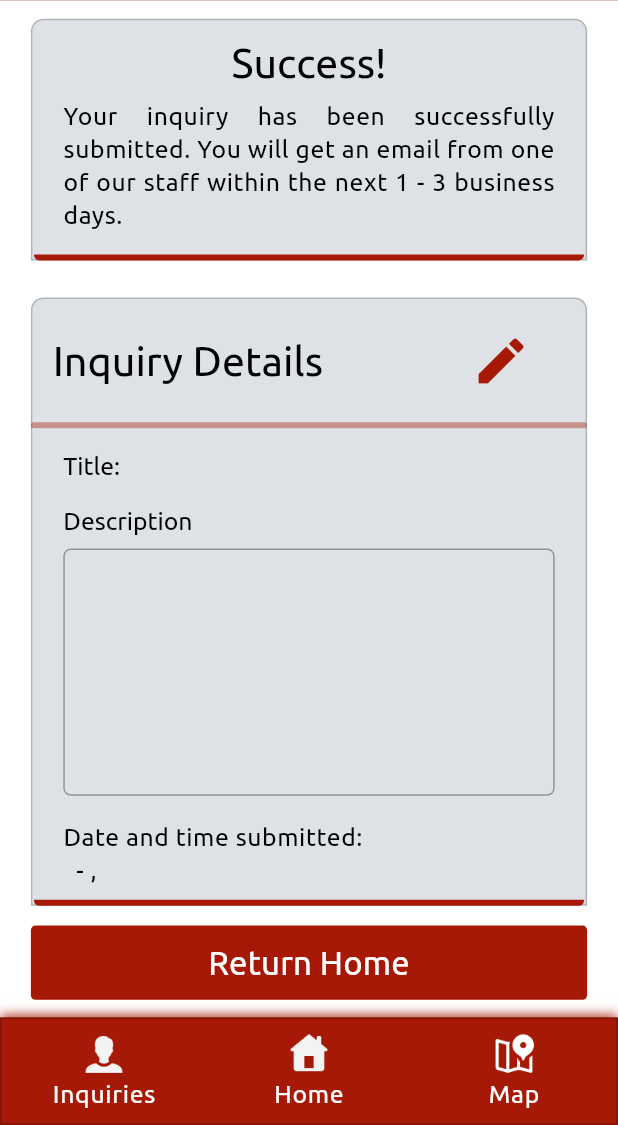
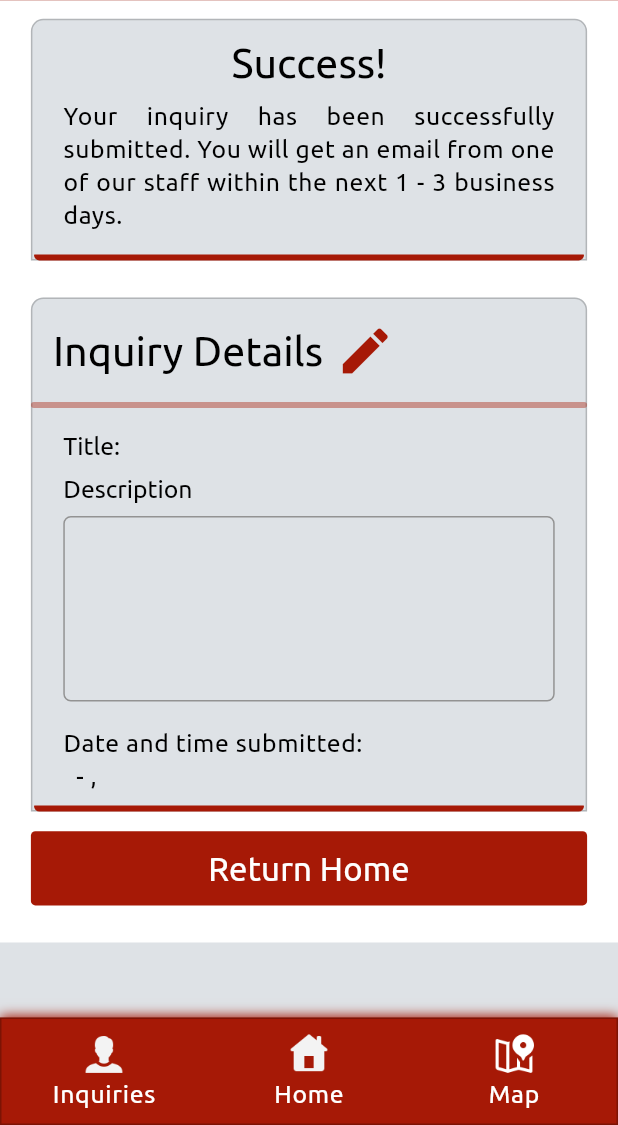
Before and after one commit to faranse82/mqpal, a Flutter app: the InquirySuccessScreen screen opened directly with empty values, on a phone screen of 412 x 824 dp, the part 111-1236 px from its top. Run offline on Flutter 3.47's test engine with Material 3 defaults, Android fonts, the light colour scheme and no system bars; our stand-ins replace firebase_core, firebase_storage, sizer; accounts and stored records are empty; network calls fail; statements that could not run were skipped; project files that could hold a hidden picture were left out.

Commit message:
Minor ui fixes, updated readme.md

```diff
--- a/lib/screens/inquiry_details_screen.dart
+++ b/lib/screens/inquiry_details_screen.dart
@@ -97,7 +97,7 @@ class InquiryDetailsScreen extends StatelessWidget {
             },
           ),
           title: Text('Inquiry Details',
-              style: Theme.of(context).textTheme.displayMedium),
+              style: Theme.of(context).textTheme.titleLarge),
           backgroundColor: Theme.of(context).colorScheme.primary,
           elevation: 0,
           centerTitle: true,
--- a/lib/screens/inquiry_success.dart
+++ b/lib/screens/inquiry_success.dart
@@ -131,8 +131,8 @@ class InquirySuccessScreen extends StatelessWidget {
                     crossAxisAlignment: CrossAxisAlignment.start,
                     children: [
                       Padding(
-                        padding: EdgeInsets.all(
-                            (screenHeight + screenWidth) / 2 * 0.022),
+                        padding: EdgeInsets.only(
+                            top: 5.sp, bottom: 5.sp, left: 10.sp),
                         child: Row(
                           crossAxisAlignment: CrossAxisAlignment.center,
                           children: [
@@ -140,10 +140,7 @@ class InquirySuccessScreen extends StatelessWidget {
                               'Inquiry Details',
                               style: Theme.of(context).textTheme.displayMedium,
                             ),
-                            Padding(
-                              padding:
-                                  EdgeInsets.only(left: screenWidth * 0.22),
-                              child: Positioned(
+                            Positioned(
                               child: IconButton(
                                 icon: Icon(
                                   Icons.edit,
@@ -156,14 +153,12 @@ class InquirySuccessScreen extends StatelessWidget {
                                     context,
                                     MaterialPageRoute(
                                       builder: (context) =>
-                                            UpdateInquiryScreen(
-                                                inquiry: inquiry),
+                                          UpdateInquiryScreen(inquiry: inquiry),
                                     ),
                                   );
                                 },
                               ),
                             ),
-                            )
                           ],
                         ),
                       ),
@@ -194,14 +189,14 @@ class InquirySuccessScreen extends StatelessWidget {
                               'Title: ${inquiry.title}',
                               style: Theme.of(context).textTheme.displaySmall,
                             ),
-                            SizedBox(height: screenHeight * 0.02),
+                            SizedBox(height: screenHeight * 0.01),
                             Text(
                               'Description',
                               style: Theme.of(context).textTheme.displaySmall,
                             ),
                             SizedBox(height: screenHeight * 0.01),
                             Container(
-                              height: screenHeight * 0.2,
+                              height: screenHeight * 0.15,
                               width: screenWidth * 0.9,
                               padding: EdgeInsets.all(
                                   (screenHeight + screenWidth) / 2 * 0.01),
--- a/lib/widgets/inquiry.dart
+++ b/lib/widgets/inquiry.dart
@@ -248,7 +248,7 @@ class _NewInquiryState extends State<NewInquiry> {
                     ),
                     child: Text(
                       'Yes',
-                      style: Theme.of(context).textTheme.labelMedium,
+                      style: Theme.of(context).textTheme.bodyMedium,
                     ),
                   ),
                 ],
```
Also changed, not shown: 3 other files. Lines whose indentation alone changed are shown as unchanged.
